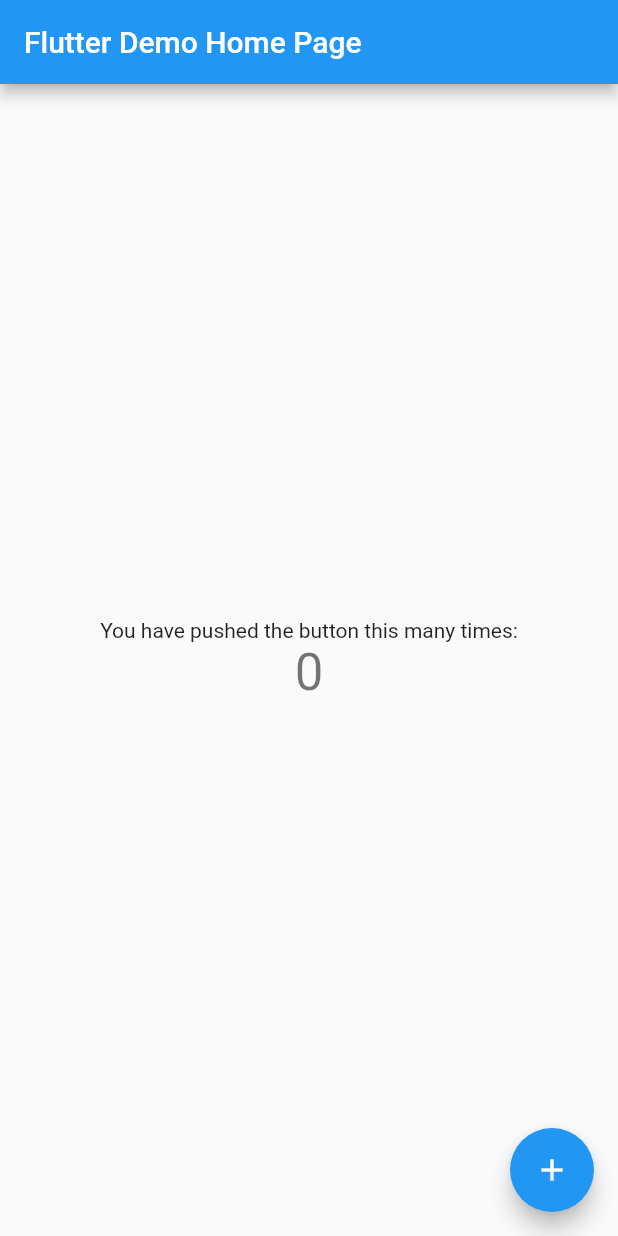
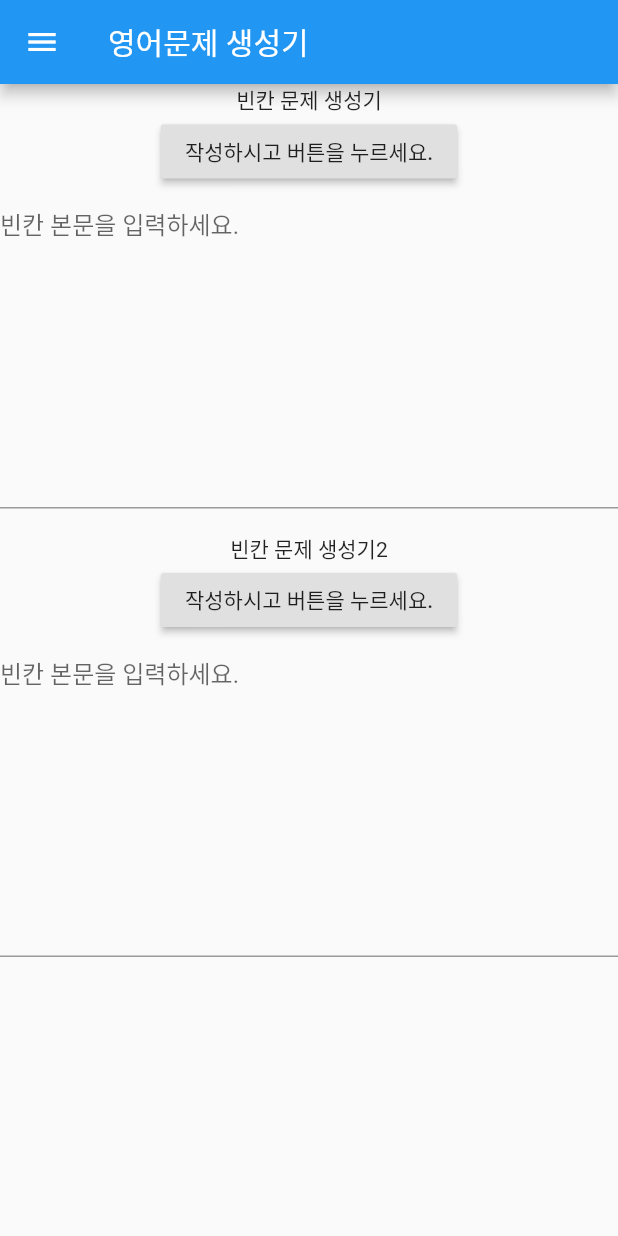
Before and after one commit to KKimj/EPG, a Flutter app: the screen it shows after launch, on a phone screen of 412 x 824 dp. Run offline on Flutter 3.47's test engine with Material 2 defaults, Android fonts, the light colour scheme and no system bars; our stand-ins replace dio.

Commit message:
I will use dio.

```diff
--- a/epg_dev/lib/main.dart
+++ b/epg_dev/lib/main.dart
@@ -1,3 +1,4 @@
+import 'package:epg/rootPage.dart';
 import 'package:flutter/material.dart';
 
 void main() {
@@ -9,109 +10,12 @@
   @override
   Widget build(BuildContext context) {
     return MaterialApp(
-      title: 'Flutter Demo',
+      title: '영어문제 생성기',
       theme: ThemeData(
-        // This is the theme of your application.
-        //
-        // Try running your application with "flutter run". You'll see the
-        // application has a blue toolbar. Then, without quitting the app, try
-        // changing the primarySwatch below to Colors.green and then invoke
-        // "hot reload" (press "r" in the console where you ran "flutter run",
-        // or simply save your changes to "hot reload" in a Flutter IDE).
-        // Notice that the counter didn't reset back to zero; the application
-        // is not restarted.
         primarySwatch: Colors.blue,
-        // This makes the visual density adapt to the platform that you run
-        // the app on. For desktop platforms, the controls will be smaller and
-        // closer together (more dense) than on mobile platforms.
         visualDensity: VisualDensity.adaptivePlatformDensity,
       ),
-      home: MyHomePage(title: 'Flutter Demo Home Page'),
+      home: RootPage(),
     );
   }
 }
-
-class MyHomePage extends StatefulWidget {
-  MyHomePage({Key key, this.title}) : super(key: key);
-
-  // This widget is the home page of your application. It is stateful, meaning
-  // that it has a State object (defined below) that contains fields that affect
-  // how it looks.
-
-  // This class is the configuration for the state. It holds the values (in this
-  // case the title) provided by the parent (in this case the App widget) and
-  // used by the build method of the State. Fields in a Widget subclass are
-  // always marked "final".
-
-  final String title;
-
-  @override
-  _MyHomePageState createState() => _MyHomePageState();
-}
-
-class _MyHomePageState extends State<MyHomePage> {
-  int _counter = 0;
-
-  void _incrementCounter() {
-    setState(() {
-      // This call to setState tells the Flutter framework that something has
-      // changed in this State, which causes it to rerun the build method below
-      // so that the display can reflect the updated values. If we changed
-      // _counter without calling setState(), then the build method would not be
-      // called again, and so nothing would appear to happen.
-      _counter++;
-    });
-  }
-
-  @override
-  Widget build(BuildContext context) {
-    // This method is rerun every time setState is called, for instance as done
-    // by the _incrementCounter method above.
-    //
-    // The Flutter framework has been optimized to make rerunning build methods
-    // fast, so that you can just rebuild anything that needs updating rather
-    // than having to individually change instances of widgets.
-    return Scaffold(
-      appBar: AppBar(
-        // Here we take the value from the MyHomePage object that was created by
-        // the App.build method, and use it to set our appbar title.
-        title: Text(widget.title),
-      ),
-      body: Center(
-        // Center is a layout widget. It takes a single child and positions it
-        // in the middle of the parent.
-        child: Column(
-          // Column is also a layout widget. It takes a list of children and
-          // arranges them vertically. By default, it sizes itself to fit its
-          // children horizontally, and tries to be as tall as its parent.
-          //
-          // Invoke "debug painting" (press "p" in the console, choose the
-          // "Toggle Debug Paint" action from the Flutter Inspector in Android
-          // Studio, or the "Toggle Debug Paint" command in Visual Studio Code)
-          // to see the wireframe for each widget.
-          //
-          // Column has various properties to control how it sizes itself and
-          // how it positions its children. Here we use mainAxisAlignment to
-          // center the children vertically; the main axis here is the vertical
-          // axis because Columns are vertical (the cross axis would be
-          // horizontal).
-          mainAxisAlignment: MainAxisAlignment.center,
-          children: <Widget>[
-            Text(
-              'You have pushed the button this many times:',
-            ),
-            Text(
-              '$_counter',
-              style: Theme.of(context).textTheme.headline4,
-            ),
-          ],
-        ),
-      ),
-      floatingActionButton: FloatingActionButton(
-        onPressed: _incrementCounter,
-        tooltip: 'Increment',
-        child: Icon(Icons.add),
-      ), // This trailing comma makes auto-formatting nicer for build methods.
-    );
-  }
-}
--- a/epg_dev/lib/mainPage.dart
+++ b/epg_dev/lib/mainPage.dart
@@ -0,0 +1,139 @@
+import 'package:dio/dio.dart';
+import 'package:flutter/material.dart';
+import 'package:http/http.dart' as http;
+import 'dart:convert';
+
+
+
+class MainPage extends StatefulWidget {
+  @override
+  _MainPageState createState() => _MainPageState();
+}
+
+class _MainPageState extends State<MainPage> {
+  dynamic resp_blk = "";
+  dynamic resp_blk2 = "";
+
+  final textEditingController = <TextEditingController> [
+    TextEditingController(),
+    TextEditingController(),
+    TextEditingController(),
+    TextEditingController(),
+    TextEditingController(),
+    TextEditingController(), // 제목 5
+    TextEditingController(), // 설명 6
+  ];
+
+  @override
+  void dispose() {
+    // TODO: implement dispose
+    super.dispose();
+    textEditingController[0].dispose();
+    textEditingController[1].dispose();
+    textEditingController[2].dispose();
+    textEditingController[3].dispose();
+    textEditingController[4].dispose();
+    textEditingController[5].dispose();
+    textEditingController[6].dispose();
+
+  }
+
+  @override
+  Widget build(BuildContext context) {
+    return Scaffold(
+      appBar: AppBar(title: Text('영어문제 생성기'),),
+      drawer: Drawer(),
+      body: Column(
+        children: <Widget>[
+          Text('빈칸 문제 생성기'),
+          RaisedButton(
+            key: UniqueKey(),
+            child: Text("작성하시고 버튼을 누르세요."),
+            onPressed: () async {
+              setState(() {
+                resp_blk = null;
+              });
+
+              final response = await http.post(
+                'https://us-central1-epg-kr.cloudfunctions.net/blk',
+                body: jsonEncode(
+                  {
+                    'title': 'foo',
+                    'body': 'bar',
+                    'userId': 1,
+                    'text': textEditingController[0].text,
+                    'type': 'blk',
+                  },
+                ),
+                headers: {'Content-Type': "application/json"},
+              );
+
+              setState(() {
+                resp_blk = '로딩중';
+                resp_blk = response.body;
+                print('result : '+response.body);
+              });
+            },
+          ),
+          Container(
+            child: TextField(
+              minLines: 10,
+              maxLines: 100,
+              key: UniqueKey(),
+              decoration: InputDecoration(hintText: '빈칸 본문을 입력하세요.'),
+              controller: textEditingController[0],
+            ),
+          ),
+          Container(
+            child: resp_blk == null ? Center(child: CircularProgressIndicator()) : Text(resp_blk),
+          ),
+
+          Text('빈칸 문제 생성기2'),
+          RaisedButton(
+            key: UniqueKey(),
+            child: Text("작성하시고 버튼을 누르세요."),
+            onPressed: () async {
+              var dio = Dio();
+              setState(() {
+                resp_blk2 = null;
+              });
+              Response res = await dio.post('https://us-central1-epg-kr.cloudfunctions.net/blk',
+                data:
+                  {
+                    'title': 'foo',
+                    'body': 'bar',
+                    'userId': 1,
+                    'text': textEditingController[1].text,
+                    'type': 'blk',
+                  },
+
+                onSendProgress: (int sent, int total) {
+                  print("$sent $total");
+                },
+              );
+
+              setState(() {
+                print('Okay');
+                resp_blk2 = '로딩중';
+                resp_blk2 = res.data.toString();
+                print('result : '+res.data.toString());
+              });
+            },
+          ),
+          Container(
+            child: TextField(
+              minLines: 10,
+              maxLines: 100,
+              key: UniqueKey(),
+              decoration: InputDecoration(hintText: '빈칸 본문을 입력하세요.'),
+              controller: textEditingController[1],
+            ),
+          ),
+          Container(
+            //child: resp_blk2 == null ? Center(child: CircularProgressIndicator()) : Text(resp_blk2),
+          ),
+        ],
+      )
+    );
+  }
+}
--- a/epg_dev/lib/rootPage.dart
+++ b/epg_dev/lib/rootPage.dart
@@ -0,0 +1,14 @@
+import 'package:epg/mainPage.dart';
+import 'package:flutter/material.dart';
+
+class RootPage extends StatefulWidget {
+  @override
+  _RootPageState createState() => _RootPageState();
+}
+
+class _RootPageState extends State<RootPage> {
+  @override
+  Widget build(BuildContext context) {
+    return MainPage();
+  }
+}
--- a/epg_dev/pubspec.yaml
+++ b/epg_dev/pubspec.yaml
@@ -28,6 +28,9 @@
   # The following adds the Cupertino Icons font to your application.
   # Use with the CupertinoIcons class for iOS style icons.
   cupertino_icons: ^0.1.3
+  # import by Kim Jiun
+  http: ^0.12.0+4
+  dio: ^3.0.9
 
 dev_dependencies:
   flutter_test:
```
Also changed, not shown: epg_dev/pubspec.lock, firebase.json, package-lock.json (added), 5 other files.
